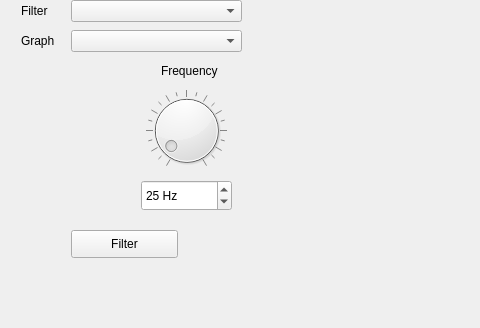
The window that mainwindow.ui (UCDiGEM/OliView) describes before a commit, drawn with Qt 5; both pictures show x 0 to 480 and y 152 to 480 of the 1000 by 654 pixel window.
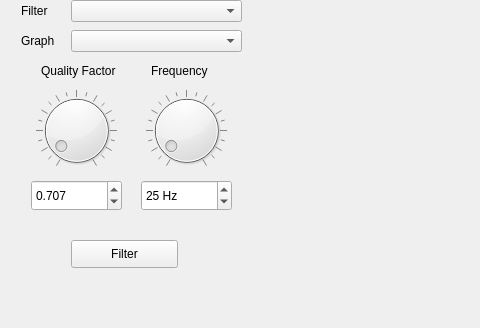
The same window after the commit. The open tabs and pages were chosen to show the change. Custom widgets are drawn as their Qt base class.

```diff
--- a/mainwindow.ui
+++ b/mainwindow.ui
@@ -450,8 +450,8 @@
         <rect>
          <x>0</x>
          <y>0</y>
-         <width>250</width>
-         <height>433</height>
+         <width>98</width>
+         <height>28</height>
         </rect>
        </property>
        <attribute name="label">
@@ -485,9 +485,9 @@
        <widget class="QLabel" name="label">
         <property name="geometry">
          <rect>
-          <x>150</x>
+          <x>140</x>
           <y>70</y>
-          <width>61</width>
+          <width>91</width>
           <height>21</height>
          </rect>
         </property>
@@ -522,7 +522,7 @@
         <property name="geometry">
          <rect>
           <x>60</x>
-          <y>240</y>
+          <y>250</y>
           <width>107</width>
           <height>28</height>
          </rect>
@@ -576,6 +576,66 @@
          <number>25</number>
         </property>
        </widget>
+       <widget class="QLabel" name="label_14">
+        <property name="geometry">
+         <rect>
+          <x>30</x>
+          <y>70</y>
+          <width>91</width>
+          <height>21</height>
+         </rect>
+        </property>
+        <property name="text">
+         <string>Quality Factor</string>
+        </property>
+       </widget>
+       <widget class="QDial" name="freqDial_2">
+        <property name="geometry">
+         <rect>
+          <x>20</x>
+          <y>100</y>
+          <width>91</width>
+          <height>81</height>
+         </rect>
+        </property>
+        <property name="minimum">
+         <number>1</number>
+        </property>
+        <property name="maximum">
+         <number>500</number>
+        </property>
+        <property name="value">
+         <number>25</number>
+        </property>
+        <property name="notchTarget">
+         <double>25.000000000000000</double>
+        </property>
+        <property name="notchesVisible">
+         <bool>true</bool>
+        </property>
+       </widget>
+       <widget class="QDoubleSpinBox" name="doubleSpinBox">
+        <property name="geometry">
+         <rect>
+          <x>20</x>
+          <y>190</y>
+          <width>91</width>
+          <height>31</height>
+         </rect>
+        </property>
+        <property name="decimals">
+         <number>3</number>
+        </property>
+        <property name="maximum">
+         <double>50.000000000000000</double>
+        </property>
+        <property name="singleStep">
+         <double>0.001000000000000</double>
+        </property>
+        <property name="value">
+         <double>0.707000000000000</double>
+        </property>
+       </widget>
       </widget>
       <widget class="QWidget" name="toolBoxPage4_2">
        <property name="geometry">
```
Left out of the diff: 21 changed lines with no effect on the pictures.
